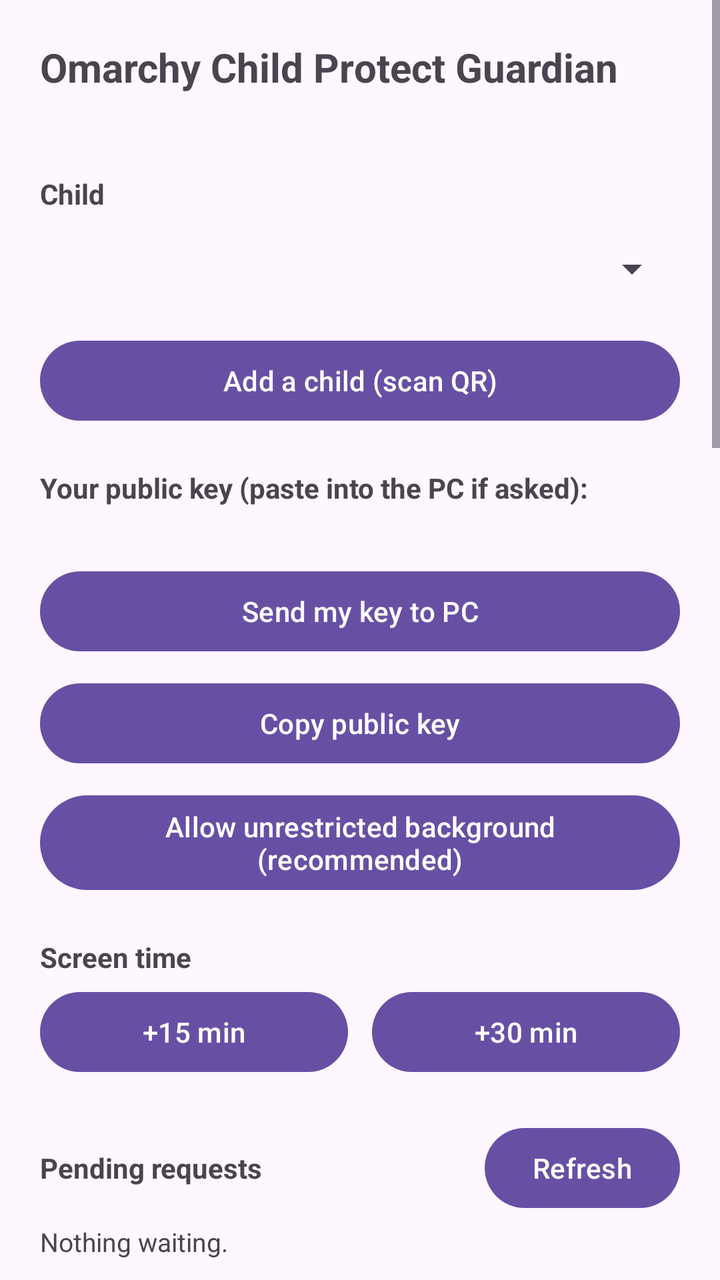
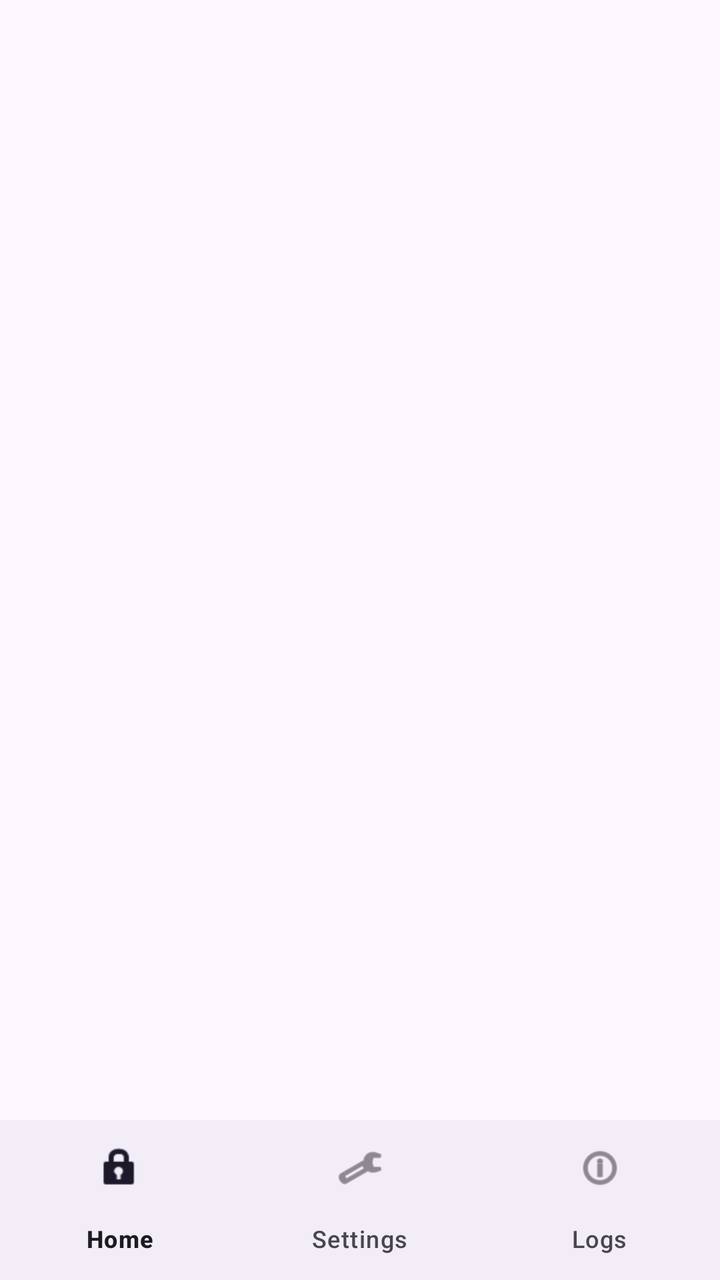

Before-and-after screenshots of an Android layout around one commit, followed by the original layout XML and the change that was made.
<!-- AndroidManifest.xml: application theme Theme.Guardian -->
<!-- res/layout/activity_main.xml -->
<?xml version="1.0" encoding="utf-8"?>
<ScrollView xmlns:android="http://schemas.android.com/apk/res/android"
    android:layout_width="match_parent"
    android:layout_height="match_parent"
    android:fillViewport="true">

    <LinearLayout
        android:layout_width="match_parent"
        android:layout_height="wrap_content"
        android:orientation="vertical"
        android:padding="20dp">

        <TextView
            android:layout_width="wrap_content"
            android:layout_height="wrap_content"
            android:text="@string/header_title"
            android:textSize="20sp"
            android:textStyle="bold" />

        <TextView
            android:id="@+id/tvStatus"
            android:layout_width="match_parent"
            android:layout_height="wrap_content"
            android:layout_marginTop="4dp"
            android:textSize="15sp" />

        <TextView
            android:id="@+id/lblChild"
            android:layout_width="wrap_content"
            android:layout_height="wrap_content"
            android:layout_marginTop="16dp"
            android:text="@string/lbl_select_child"
            android:textStyle="bold" />

        <Spinner
            android:id="@+id/spChild"
            android:layout_width="match_parent"
            android:layout_height="wrap_content"
            android:layout_marginTop="4dp"
            android:minHeight="48dp" />

        <Button
            android:id="@+id/btnScan"
            android:layout_width="match_parent"
            android:layout_height="wrap_content"
            android:layout_marginTop="8dp"
            android:text="@string/btn_add_child" />

        <TextView
            android:layout_width="wrap_content"
            android:layout_height="wrap_content"
            android:layout_marginTop="20dp"
            android:text="@string/pubkey_label"
            android:textStyle="bold" />

        <TextView
            android:id="@+id/tvPubkey"
            android:layout_width="match_parent"
            android:layout_height="wrap_content"
            android:layout_marginTop="4dp"
            android:fontFamily="monospace"
            android:textIsSelectable="true"
            android:textSize="12sp" />

        <Button
            android:id="@+id/btnSendKey"
            android:layout_width="match_parent"
            android:layout_height="wrap_content"
            android:layout_marginTop="8dp"
            android:text="@string/btn_send_key" />

        <Button
            android:id="@+id/btnCopy"
            android:layout_width="match_parent"
            android:layout_height="wrap_content"
            android:layout_marginTop="8dp"
            android:text="@string/btn_copy" />

        <Button
            android:id="@+id/btnBattery"
            android:layout_width="match_parent"
            android:layout_height="wrap_content"
            android:layout_marginTop="8dp"
            android:text="@string/btn_battery" />

        <TextView
            android:layout_width="wrap_content"
            android:layout_height="wrap_content"
            android:layout_marginTop="20dp"
            android:text="@string/hdr_screen_time"
            android:textStyle="bold" />

        <LinearLayout
            android:layout_width="match_parent"
            android:layout_height="wrap_content"
            android:layout_marginTop="4dp"
            android:orientation="horizontal">

            <Button
                android:id="@+id/btnGrant15"
                android:layout_width="0dp"
                android:layout_height="wrap_content"
                android:layout_marginEnd="6dp"
                android:layout_weight="1"
                android:text="@string/btn_grant15" />

            <Button
                android:id="@+id/btnGrant30"
                android:layout_width="0dp"
                android:layout_height="wrap_content"
                android:layout_marginStart="6dp"
                android:layout_weight="1"
                android:text="@string/btn_grant30" />
        </LinearLayout>

        <LinearLayout
            android:layout_width="match_parent"
            android:layout_height="wrap_content"
            android:layout_marginTop="20dp"
            android:gravity="center_vertical"
            android:orientation="horizontal">

            <TextView
                android:layout_width="0dp"
                android:layout_height="wrap_content"
                android:layout_weight="1"
                android:text="@string/hdr_pending"
                android:textStyle="bold" />

            <Button
                android:id="@+id/btnRefresh"
                android:layout_width="wrap_content"
                android:layout_height="wrap_content"
                android:text="@string/btn_refresh" />
        </LinearLayout>

        <TextView
            android:id="@+id/tvPendingEmpty"
            android:layout_width="match_parent"
            android:layout_height="wrap_content"
            android:layout_marginTop="4dp"
            android:text="@string/pending_empty"
            android:textSize="13sp" />

        <LinearLayout
            android:id="@+id/pendingContainer"
            android:layout_width="match_parent"
            android:layout_height="wrap_content"
            android:layout_marginTop="4dp"
            android:orientation="vertical" />

        <Button
            android:id="@+id/btnLockNow"
            android:layout_width="match_parent"
            android:layout_height="wrap_content"
            android:layout_marginTop="20dp"
            android:text="@string/btn_lock_now" />

        <TextView
            android:id="@+id/lblScheduleFor"
            android:layout_width="wrap_content"
            android:layout_height="wrap_content"
            android:layout_marginTop="20dp"
            android:text="@string/hdr_schedule"
            android:textStyle="bold" />

        <CheckBox
            android:id="@+id/cbSameEveryDay"
            android:layout_width="match_parent"
            android:layout_height="wrap_content"
            android:layout_marginTop="4dp"
            android:checked="true"
            android:minHeight="48dp"
            android:text="@string/lbl_same_every_day" />

        
        <LinearLayout
            android:id="@+id/scheduleRows"
            android:layout_width="match_parent"
            android:layout_height="wrap_content"
            android:orientation="vertical" />

        <Button
            android:id="@+id/btnSendSchedule"
            android:layout_width="match_parent"
            android:layout_height="wrap_content"
            android:layout_marginTop="8dp"
            android:text="@string/btn_send_schedule" />

        <TextView
            android:id="@+id/lblAiFor"
            android:layout_width="wrap_content"
            android:layout_height="wrap_content"
            android:layout_marginTop="20dp"
            android:text="@string/hdr_ai"
            android:textStyle="bold" />

        <CheckBox
            android:id="@+id/cbAiEnabled"
            android:layout_width="match_parent"
            android:layout_height="wrap_content"
            android:layout_marginTop="4dp"
            android:minHeight="48dp"
            android:text="@string/lbl_ai_enabled" />

        <TextView
            android:layout_width="wrap_content"
            android:layout_height="wrap_content"
            android:layout_marginTop="6dp"
            android:text="@string/lbl_ai_provider" />

        <Spinner
            android:id="@+id/spAiProvider"
            android:layout_width="match_parent"
            android:layout_height="wrap_content"
            android:minHeight="48dp" />

        <TextView
            android:layout_width="wrap_content"
            android:layout_height="wrap_content"
            android:layout_marginTop="6dp"
            android:text="@string/lbl_ai_endpoint" />

        <Spinner
            android:id="@+id/spAiEndpoint"
            android:layout_width="match_parent"
            android:layout_height="wrap_content"
            android:minHeight="48dp" />

        <TextView
            android:layout_width="wrap_content"
            android:layout_height="wrap_content"
            android:layout_marginTop="6dp"
            android:text="@string/lbl_ai_model" />

        <Spinner
            android:id="@+id/spAiModel"
            android:layout_width="match_parent"
            android:layout_height="wrap_content"
            android:minHeight="48dp" />

        <EditText
            android:id="@+id/etAiModel"
            android:layout_width="match_parent"
            android:layout_height="wrap_content"
            android:hint="@string/hint_ai_model_tag"
            android:inputType="textNoSuggestions"
            android:minHeight="48dp"
            android:singleLine="true"
            android:textSize="14sp" />

        <TextView
            android:layout_width="wrap_content"
            android:layout_height="wrap_content"
            android:layout_marginTop="6dp"
            android:text="@string/lbl_ai_timeout" />

        <Spinner
            android:id="@+id/spAiTimeout"
            android:layout_width="match_parent"
            android:layout_height="wrap_content"
            android:minHeight="48dp" />

        <CheckBox
            android:id="@+id/cbAiDigestEnabled"
            android:layout_width="match_parent"
            android:layout_height="wrap_content"
            android:layout_marginTop="6dp"
            android:minHeight="48dp"
            android:text="@string/lbl_ai_digest_enabled" />

        <LinearLayout
            android:layout_width="match_parent"
            android:layout_height="wrap_content"
            android:orientation="horizontal">

            <LinearLayout
                android:layout_width="0dp"
                android:layout_height="wrap_content"
                android:layout_weight="1"
                android:orientation="vertical">

                <TextView
                    android:layout_width="wrap_content"
                    android:layout_height="wrap_content"
                    android:text="@string/lbl_ai_digest_hour" />

                <Spinner
                    android:id="@+id/spAiDigestHour"
                    android:layout_width="match_parent"
                    android:layout_height="wrap_content"
                    android:minHeight="48dp" />
            </LinearLayout>

            <LinearLayout
                android:layout_width="0dp"
                android:layout_height="wrap_content"
                android:layout_weight="1"
                android:orientation="vertical">

                <TextView
                    android:layout_width="wrap_content"
                    android:layout_height="wrap_content"
                    android:text="@string/lbl_ai_digest_lang" />

                <Spinner
                    android:id="@+id/spAiDigestLang"
                    android:layout_width="match_parent"
                    android:layout_height="wrap_content"
                    android:minHeight="48dp" />
            </LinearLayout>
        </LinearLayout>

        <TextView
            android:layout_width="wrap_content"
            android:layout_height="wrap_content"
            android:layout_marginTop="6dp"
            android:text="@string/lbl_ai_dns_log" />

        <Spinner
            android:id="@+id/spAiDnsLog"
            android:layout_width="match_parent"
            android:layout_height="wrap_content"
            android:minHeight="48dp" />

        <TextView
            android:layout_width="wrap_content"
            android:layout_height="wrap_content"
            android:layout_marginTop="6dp"
            android:text="@string/lbl_ai_activity_log" />

        <Spinner
            android:id="@+id/spAiActivityLog"
            android:layout_width="match_parent"
            android:layout_height="wrap_content"
            android:minHeight="48dp" />

        <Button
            android:id="@+id/btnSendAi"
            android:layout_width="match_parent"
            android:layout_height="wrap_content"
            android:layout_marginTop="8dp"
            android:text="@string/btn_send_ai" />

        <TextView
            android:layout_width="wrap_content"
            android:layout_height="wrap_content"
            android:layout_marginTop="20dp"
            android:text="@string/hdr_recent"
            android:textStyle="bold" />

        <TextView
            android:id="@+id/tvHistory"
            android:layout_width="match_parent"
            android:layout_height="wrap_content"
            android:layout_marginTop="4dp"
            android:fontFamily="monospace"
            android:textSize="12sp" />

        <TextView
            android:layout_width="wrap_content"
            android:layout_height="wrap_content"
            android:layout_marginTop="20dp"
            android:text="@string/hdr_alerts"
            android:textStyle="bold" />

        <TextView
            android:id="@+id/tvAlerts"
            android:layout_width="match_parent"
            android:layout_height="wrap_content"
            android:layout_marginTop="4dp"
            android:textIsSelectable="true"
            android:textSize="13sp" />

        <LinearLayout
            android:layout_width="match_parent"
            android:layout_height="wrap_content"
            android:layout_marginTop="20dp"
            android:gravity="center_vertical"
            android:orientation="horizontal">

            <TextView
                android:layout_width="0dp"
                android:layout_height="wrap_content"
                android:layout_weight="1"
                android:text="@string/hdr_debug"
                android:textStyle="bold" />

            <Button
                android:id="@+id/btnCopyDebug"
                android:layout_width="wrap_content"
                android:layout_height="wrap_content"
                android:layout_marginEnd="6dp"
                android:text="@string/btn_copy_debug" />

            <Button
                android:id="@+id/btnClearDebug"
                android:layout_width="wrap_content"
                android:layout_height="wrap_content"
                android:text="@string/btn_clear_debug" />
        </LinearLayout>

        <TextView
            android:id="@+id/tvDebugLog"
            android:layout_width="match_parent"
            android:layout_height="wrap_content"
            android:layout_marginTop="4dp"
            android:fontFamily="monospace"
            android:textIsSelectable="true"
            android:textSize="11sp" />
    </LinearLayout>
</ScrollView>
<!-- resources referenced by this layout -->
<resources>
  <string name="btn_add_child">Add a child (scan QR)</string>
  <string name="btn_battery">Allow unrestricted background (recommended)</string>
  <string name="btn_clear_debug">Clear</string>
  <string name="btn_copy">Copy public key</string>
  <string name="btn_copy_debug">Copy</string>
  <string name="btn_grant15">+15 min</string>
  <string name="btn_grant30">+30 min</string>
  <string name="btn_lock_now">Lock the computer now</string>
  <string name="btn_refresh">Refresh</string>
  <string name="btn_send_ai">Send AI settings to the computer</string>
  <string name="btn_send_key">Send my key to PC</string>
  <string name="btn_send_schedule">Send schedule to the computer</string>
  <string name="hdr_ai">AI / Ollama</string>
  <string name="hdr_alerts">Alerts &amp; daily digest</string>
  <string name="hdr_debug">Debug log (last 50 events)</string>
  <string name="hdr_pending">Pending requests</string>
  <string name="hdr_recent">Recent requests</string>
  <string name="hdr_schedule">Set schedule</string>
  <string name="hdr_screen_time">Screen time</string>
  <string name="header_title">Omarchy Child Protect Guardian</string>
  <string name="hint_ai_model_tag">Full model name with tag (e.g. qooba/bielik-4.5b-v3.0-instruct:Q8_0)</string>
  <string name="lbl_ai_activity_log">Activity log (optional)</string>
  <string name="lbl_ai_digest_enabled">Enable daily parenting digest</string>
  <string name="lbl_ai_digest_hour">Digest hour</string>
  <string name="lbl_ai_digest_lang">Digest language</string>
  <string name="lbl_ai_dns_log">DNS query log (optional)</string>
  <string name="lbl_ai_enabled">Enable AI install risk summaries</string>
  <string name="lbl_ai_endpoint">Endpoint (URL)</string>
  <string name="lbl_ai_model">Model</string>
  <string name="lbl_ai_provider">Provider</string>
  <string name="lbl_ai_timeout">Timeout</string>
  <string name="lbl_same_every_day">Same limits every day</string>
  <string name="lbl_select_child">Child</string>
  <string name="pending_empty">Nothing waiting.</string>
  <string name="pubkey_label">Your public key (paste into the PC if asked):</string>
  <style name="Theme.Guardian" parent="Theme.Material3.DayNight.NoActionBar" />
</resources>

<!-- the commit's change to res/layout/activity_main.xml (unified diff, before → after) -->
@@ -1,412 +1,19 @@
 <?xml version="1.0" encoding="utf-8"?>
-<ScrollView xmlns:android="http://schemas.android.com/apk/res/android"
+<LinearLayout xmlns:android="http://schemas.android.com/apk/res/android"
+    xmlns:app="http://schemas.android.com/apk/res-auto"
     android:layout_width="match_parent"
     android:layout_height="match_parent"
-    android:fillViewport="true">
+    android:orientation="vertical">
 
-    <LinearLayout
+    <androidx.fragment.app.FragmentContainerView
+        android:id="@+id/fragmentContainer"
+        android:layout_width="match_parent"
+        android:layout_height="0dp"
+        android:layout_weight="1" />
+
+    <com.google.android.material.bottomnavigation.BottomNavigationView
+        android:id="@+id/bottomNav"
         android:layout_width="match_parent"
         android:layout_height="wrap_content"
-        android:orientation="vertical"
-        android:padding="20dp">
-
-        <TextView
-            android:layout_width="wrap_content"
-            android:layout_height="wrap_content"
-            android:text="@string/header_title"
-            android:textSize="20sp"
-            android:textStyle="bold" />
-
-        <TextView
-            android:id="@+id/tvStatus"
-            android:layout_width="match_parent"
-            android:layout_height="wrap_content"
-            android:layout_marginTop="4dp"
-            android:textSize="15sp" />
-
-        <TextView
-            android:id="@+id/lblChild"
-            android:layout_width="wrap_content"
-            android:layout_height="wrap_content"
-            android:layout_marginTop="16dp"
-            android:text="@string/lbl_select_child"
-            android:textStyle="bold" />
-
-        <Spinner
-            android:id="@+id/spChild"
-            android:layout_width="match_parent"
-            android:layout_height="wrap_content"
-            android:layout_marginTop="4dp"
-            android:minHeight="48dp" />
-
-        <Button
-            android:id="@+id/btnScan"
-            android:layout_width="match_parent"
-            android:layout_height="wrap_content"
-            android:layout_marginTop="8dp"
-            android:text="@string/btn_add_child" />
-
-        <TextView
-            android:layout_width="wrap_content"
-            android:layout_height="wrap_content"
-            android:layout_marginTop="20dp"
-            android:text="@string/pubkey_label"
-            android:textStyle="bold" />
-
-        <TextView
-            android:id="@+id/tvPubkey"
-            android:layout_width="match_parent"
-            android:layout_height="wrap_content"
-            android:layout_marginTop="4dp"
-            android:fontFamily="monospace"
-            android:textIsSelectable="true"
-            android:textSize="12sp" />
-
-        <Button
-            android:id="@+id/btnSendKey"
-            android:layout_width="match_parent"
-            android:layout_height="wrap_content"
-            android:layout_marginTop="8dp"
-            android:text="@string/btn_send_key" />
-
-        <Button
-            android:id="@+id/btnCopy"
-            android:layout_width="match_parent"
-            android:layout_height="wrap_content"
-            android:layout_marginTop="8dp"
-            android:text="@string/btn_copy" />
-
-        <Button
-            android:id="@+id/btnBattery"
-            android:layout_width="match_parent"
-            android:layout_height="wrap_content"
-            android:layout_marginTop="8dp"
-            android:text="@string/btn_battery" />
-
-        <TextView
-            android:layout_width="wrap_content"
-            android:layout_height="wrap_content"
-            android:layout_marginTop="20dp"
-            android:text="@string/hdr_screen_time"
-            android:textStyle="bold" />
-
-        <LinearLayout
-            android:layout_width="match_parent"
-            android:layout_height="wrap_content"
-            android:layout_marginTop="4dp"
-            android:orientation="horizontal">
-
-            <Button
-                android:id="@+id/btnGrant15"
-                android:layout_width="0dp"
-                android:layout_height="wrap_content"
-                android:layout_marginEnd="6dp"
-                android:layout_weight="1"
-                android:text="@string/btn_grant15" />
-
-            <Button
-                android:id="@+id/btnGrant30"
-                android:layout_width="0dp"
-                android:layout_height="wrap_content"
-                android:layout_marginStart="6dp"
-                android:layout_weight="1"
-                android:text="@string/btn_grant30" />
-        </LinearLayout>
-
-        <LinearLayout
-            android:layout_width="match_parent"
-            android:layout_height="wrap_content"
-            android:layout_marginTop="20dp"
-            android:gravity="center_vertical"
-            android:orientation="horizontal">
-
-            <TextView
-                android:layout_width="0dp"
-                android:layout_height="wrap_content"
-                android:layout_weight="1"
-                android:text="@string/hdr_pending"
-                android:textStyle="bold" />
-
-            <Button
-                android:id="@+id/btnRefresh"
-                android:layout_width="wrap_content"
-                android:layout_height="wrap_content"
-                android:text="@string/btn_refresh" />
-        </LinearLayout>
-
-        <TextView
-            android:id="@+id/tvPendingEmpty"
-            android:layout_width="match_parent"
-            android:layout_height="wrap_content"
-            android:layout_marginTop="4dp"
-            android:text="@string/pending_empty"
-            android:textSize="13sp" />
-
-        <LinearLayout
-            android:id="@+id/pendingContainer"
-            android:layout_width="match_parent"
-            android:layout_height="wrap_content"
-            android:layout_marginTop="4dp"
-            android:orientation="vertical" />
-
-        <Button
-            android:id="@+id/btnLockNow"
-            android:layout_width="match_parent"
-            android:layout_height="wrap_content"
-            android:layout_marginTop="20dp"
-            android:text="@string/btn_lock_now" />
-
-        <TextView
-            android:id="@+id/lblScheduleFor"
-            android:layout_width="wrap_content"
-            android:layout_height="wrap_content"
-            android:layout_marginTop="20dp"
-            android:text="@string/hdr_schedule"
-            android:textStyle="bold" />
-
-        <CheckBox
-            android:id="@+id/cbSameEveryDay"
-            android:layout_width="match_parent"
-            android:layout_height="wrap_content"
-            android:layout_marginTop="4dp"
-            android:checked="true"
-            android:minHeight="48dp"
-            android:text="@string/lbl_same_every_day" />
-
-        
-        <LinearLayout
-            android:id="@+id/scheduleRows"
-            android:layout_width="match_parent"
-            android:layout_height="wrap_content"
-            android:orientation="vertical" />
-
-        <Button
-            android:id="@+id/btnSendSchedule"
-            android:layout_width="match_parent"
-            android:layout_height="wrap_content"
-            android:layout_marginTop="8dp"
-            android:text="@string/btn_send_schedule" />
-
-        <TextView
-            android:id="@+id/lblAiFor"
-            android:layout_width="wrap_content"
-            android:layout_height="wrap_content"
-            android:layout_marginTop="20dp"
-            android:text="@string/hdr_ai"
-            android:textStyle="bold" />
-
-        <CheckBox
-            android:id="@+id/cbAiEnabled"
-            android:layout_width="match_parent"
-            android:layout_height="wrap_content"
-            android:layout_marginTop="4dp"
-            android:minHeight="48dp"
-            android:text="@string/lbl_ai_enabled" />
-
-        <TextView
-            android:layout_width="wrap_content"
-            android:layout_height="wrap_content"
-            android:layout_marginTop="6dp"
-            android:text="@string/lbl_ai_provider" />
-
-        <Spinner
-            android:id="@+id/spAiProvider"
-            android:layout_width="match_parent"
-            android:layout_height="wrap_content"
-            android:minHeight="48dp" />
-
-        <TextView
-            android:layout_width="wrap_content"
-            android:layout_height="wrap_content"
-            android:layout_marginTop="6dp"
-            android:text="@string/lbl_ai_endpoint" />
-
-        <Spinner
-            android:id="@+id/spAiEndpoint"
-            android:layout_width="match_parent"
-            android:layout_height="wrap_content"
-            android:minHeight="48dp" />
-
-        <TextView
-            android:layout_width="wrap_content"
-            android:layout_height="wrap_content"
-            android:layout_marginTop="6dp"
-            android:text="@string/lbl_ai_model" />
-
-        <Spinner
-            android:id="@+id/spAiModel"
-            android:layout_width="match_parent"
-            android:layout_height="wrap_content"
-            android:minHeight="48dp" />
-
-        <EditText
-            android:id="@+id/etAiModel"
-            android:layout_width="match_parent"
-            android:layout_height="wrap_content"
-            android:hint="@string/hint_ai_model_tag"
-            android:inputType="textNoSuggestions"
-            android:minHeight="48dp"
-            android:singleLine="true"
-            android:textSize="14sp" />
-
-        <TextView
-            android:layout_width="wrap_content"
-            android:layout_height="wrap_content"
-            android:layout_marginTop="6dp"
-            android:text="@string/lbl_ai_timeout" />
-
-        <Spinner
-            android:id="@+id/spAiTimeout"
-            android:layout_width="match_parent"
-            android:layout_height="wrap_content"
-            android:minHeight="48dp" />
-
-        <CheckBox
-            android:id="@+id/cbAiDigestEnabled"
-            android:layout_width="match_parent"
-            android:layout_height="wrap_content"
-            android:layout_marginTop="6dp"
-            android:minHeight="48dp"
-            android:text="@string/lbl_ai_digest_enabled" />
-
-        <LinearLayout
-            android:layout_width="match_parent"
-            android:layout_height="wrap_content"
-            android:orientation="horizontal">
-
-            <LinearLayout
-                android:layout_width="0dp"
-                android:layout_height="wrap_content"
-                android:layout_weight="1"
-                android:orientation="vertical">
-
-                <TextView
-                    android:layout_width="wrap_content"
-                    android:layout_height="wrap_content"
-                    android:text="@string/lbl_ai_digest_hour" />
-
-                <Spinner
-                    android:id="@+id/spAiDigestHour"
-                    android:layout_width="match_parent"
-                    android:layout_height="wrap_content"
-                    android:minHeight="48dp" />
-            </LinearLayout>
-
-            <LinearLayout
-                android:layout_width="0dp"
-                android:layout_height="wrap_content"
-                android:layout_weight="1"
-                android:orientation="vertical">
-
-                <TextView
-                    android:layout_width="wrap_content"
-                    android:layout_height="wrap_content"
-                    android:text="@string/lbl_ai_digest_lang" />
-
-                <Spinner
-                    android:id="@+id/spAiDigestLang"
-                    android:layout_width="match_parent"
-                    android:layout_height="wrap_content"
-                    android:minHeight="48dp" />
-            </LinearLayout>
-        </LinearLayout>
-
-        <TextView
-            android:layout_width="wrap_content"
-            android:layout_height="wrap_content"
-            android:layout_marginTop="6dp"
-            android:text="@string/lbl_ai_dns_log" />
-
-        <Spinner
-            android:id="@+id/spAiDnsLog"
-            android:layout_width="match_parent"
-            android:layout_height="wrap_content"
-            android:minHeight="48dp" />
-
-        <TextView
-            android:layout_width="wrap_content"
-            android:layout_height="wrap_content"
-            android:layout_marginTop="6dp"
-            android:text="@string/lbl_ai_activity_log" />
-
-        <Spinner
-            android:id="@+id/spAiActivityLog"
-            android:layout_width="match_parent"
-            android:layout_height="wrap_content"
-            android:minHeight="48dp" />
-
-        <Button
-            android:id="@+id/btnSendAi"
-            android:layout_width="match_parent"
-            android:layout_height="wrap_content"
-            android:layout_marginTop="8dp"
-            android:text="@string/btn_send_ai" />
-
-        <TextView
-            android:layout_width="wrap_content"
-            android:layout_height="wrap_content"
-            android:layout_marginTop="20dp"
-            android:text="@string/hdr_recent"
-            android:textStyle="bold" />
-
-        <TextView
-            android:id="@+id/tvHistory"
-            android:layout_width="match_parent"
-            android:layout_height="wrap_content"
-            android:layout_marginTop="4dp"
-            android:fontFamily="monospace"
-            android:textSize="12sp" />
-
-        <TextView
-            android:layout_width="wrap_content"
-            android:layout_height="wrap_content"
-            android:layout_marginTop="20dp"
-            android:text="@string/hdr_alerts"
-            android:textStyle="bold" />
-
-        <TextView
-            android:id="@+id/tvAlerts"
-            android:layout_width="match_parent"
-            android:layout_height="wrap_content"
-            android:layout_marginTop="4dp"
-            android:textIsSelectable="true"
-            android:textSize="13sp" />
-
-        <LinearLayout
-            android:layout_width="match_parent"
-            android:layout_height="wrap_content"
-            android:layout_marginTop="20dp"
-            android:gravity="center_vertical"
-            android:orientation="horizontal">
-
-            <TextView
-                android:layout_width="0dp"
-                android:layout_height="wrap_content"
-                android:layout_weight="1"
-                android:text="@string/hdr_debug"
-                android:textStyle="bold" />
-
-            <Button
-                android:id="@+id/btnCopyDebug"
-                android:layout_width="wrap_content"
-                android:layout_height="wrap_content"
-                android:layout_marginEnd="6dp"
-                android:text="@string/btn_copy_debug" />
-
-            <Button
-                android:id="@+id/btnClearDebug"
-                android:layout_width="wrap_content"
-                android:layout_height="wrap_content"
-                android:text="@string/btn_clear_debug" />
-        </LinearLayout>
-
-        <TextView
-            android:id="@+id/tvDebugLog"
-            android:layout_width="match_parent"
-            android:layout_height="wrap_content"
-            android:layout_marginTop="4dp"
-            android:fontFamily="monospace"
-            android:textIsSelectable="true"
-            android:textSize="11sp" />
-    </LinearLayout>
-</ScrollView>
+        app:menu="@menu/bottom_nav_menu" />
+</LinearLayout>
<!-- resource entries referenced after the edit -->
@@ -1,40 +1,5 @@
 <!-- resources referenced by this layout -->
 <resources>
-  <string name="btn_add_child">Add a child (scan QR)</string>
-  <string name="btn_battery">Allow unrestricted background (recommended)</string>
-  <string name="btn_clear_debug">Clear</string>
-  <string name="btn_copy">Copy public key</string>
-  <string name="btn_copy_debug">Copy</string>
-  <string name="btn_grant15">+15 min</string>
-  <string name="btn_grant30">+30 min</string>
-  <string name="btn_lock_now">Lock the computer now</string>
-  <string name="btn_refresh">Refresh</string>
-  <string name="btn_send_ai">Send AI settings to the computer</string>
-  <string name="btn_send_key">Send my key to PC</string>
-  <string name="btn_send_schedule">Send schedule to the computer</string>
-  <string name="hdr_ai">AI / Ollama</string>
-  <string name="hdr_alerts">Alerts &amp; daily digest</string>
-  <string name="hdr_debug">Debug log (last 50 events)</string>
-  <string name="hdr_pending">Pending requests</string>
-  <string name="hdr_recent">Recent requests</string>
-  <string name="hdr_schedule">Set schedule</string>
-  <string name="hdr_screen_time">Screen time</string>
-  <string name="header_title">Omarchy Child Protect Guardian</string>
-  <string name="hint_ai_model_tag">Full model name with tag (e.g. qooba/bielik-4.5b-v3.0-instruct:Q8_0)</string>
-  <string name="lbl_ai_activity_log">Activity log (optional)</string>
-  <string name="lbl_ai_digest_enabled">Enable daily parenting digest</string>
-  <string name="lbl_ai_digest_hour">Digest hour</string>
-  <string name="lbl_ai_digest_lang">Digest language</string>
-  <string name="lbl_ai_dns_log">DNS query log (optional)</string>
-  <string name="lbl_ai_enabled">Enable AI install risk summaries</string>
-  <string name="lbl_ai_endpoint">Endpoint (URL)</string>
-  <string name="lbl_ai_model">Model</string>
-  <string name="lbl_ai_provider">Provider</string>
-  <string name="lbl_ai_timeout">Timeout</string>
-  <string name="lbl_same_every_day">Same limits every day</string>
-  <string name="lbl_select_child">Child</string>
-  <string name="pending_empty">Nothing waiting.</string>
-  <string name="pubkey_label">Your public key (paste into the PC if asked):</string>
   <style name="Theme.Guardian" parent="Theme.Material3.DayNight.NoActionBar" />
 </resources>
 
